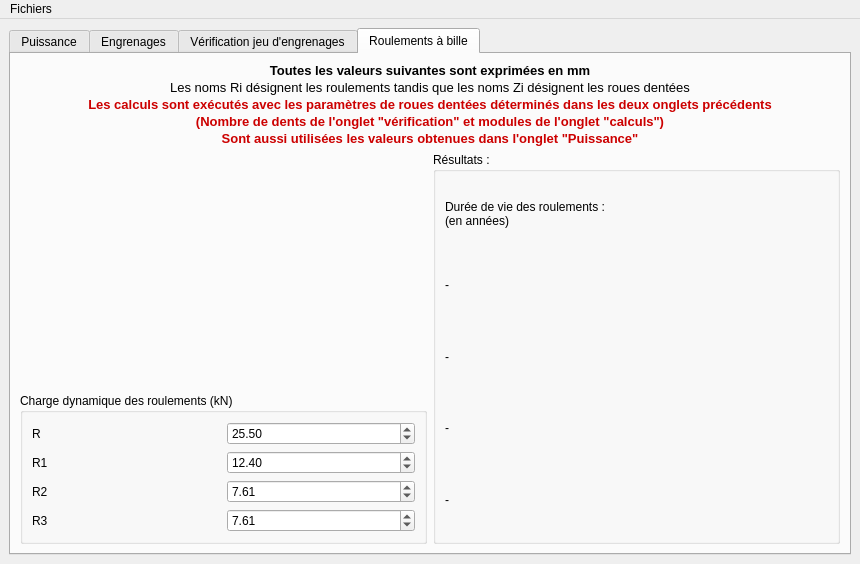
Above: UI_engr/mainwindow.ui from Cypher-0/UI_calc_engr_S3A before the change. Below: the same form after it.
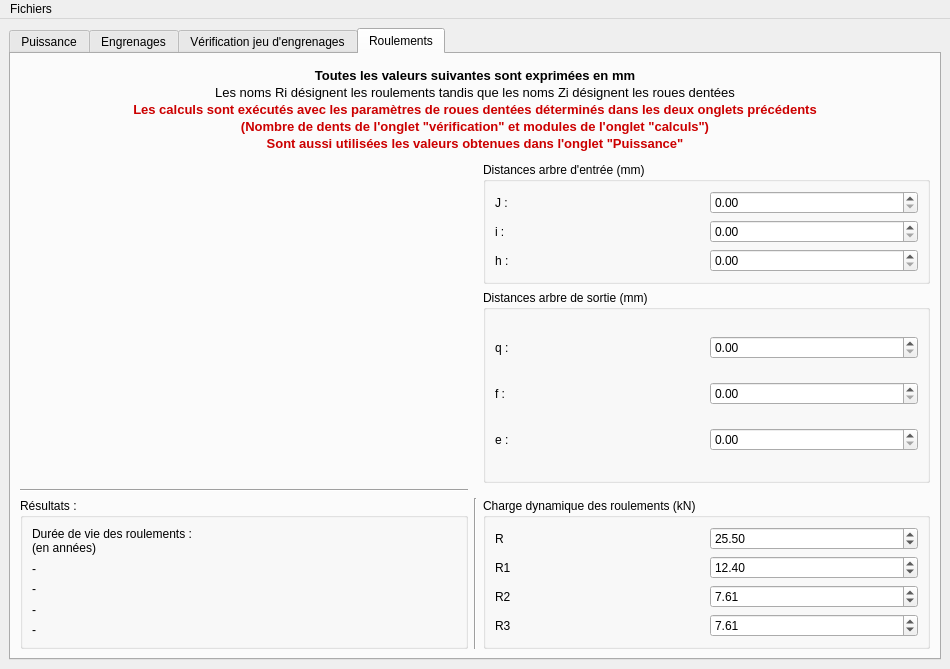
That is the form after the change. The open tabs and pages were chosen to show the change. Icons and pictures are not drawn.

Commit message: Correction des calculs et de l'interface, programme final

Patch:
```diff
--- a/UI_engr/mainwindow.ui
+++ b/UI_engr/mainwindow.ui
@@ -6,8 +6,8 @@
    <rect>
     <x>0</x>
     <y>0</y>
-    <width>860</width>
-    <height>564</height>
+    <width>950</width>
+    <height>669</height>
    </rect>
   </property>
   <property name="windowTitle">
@@ -22,7 +22,7 @@
     <item>
      <widget class="QTabWidget" name="tabWidget">
       <property name="currentIndex">
-       <number>3</number>
+       <number>0</number>
       </property>
       <widget class="QWidget" name="tab_power">
        <attribute name="title">
@@ -69,6 +69,9 @@
                <property name="maximum">
                 <number>10000</number>
                </property>
+               <property name="singleStep">
+                <number>10</number>
+               </property>
                <property name="value">
                 <number>1500</number>
                </property>
@@ -117,7 +120,7 @@
              <item row="3" column="1">
               <widget class="QDoubleSpinBox" name="dsb_safetyCoef">
                <property name="singleStep">
-                <double>5.000000000000000</double>
+                <double>0.500000000000000</double>
                </property>
                <property name="value">
                 <double>1.500000000000000</double>
@@ -554,6 +557,9 @@
              </item>
              <item row="8" column="1">
               <widget class="QDoubleSpinBox" name="dsb_gearsAlignTolerance">
+               <property name="maximum">
+                <double>9999.989999999999782</double>
+               </property>
                <property name="singleStep">
                 <double>0.500000000000000</double>
                </property>
@@ -1294,22 +1300,32 @@
       </widget>
       <widget class="QWidget" name="tab_bearing">
        <attribute name="title">
-        <string>Roulements à bille</string>
+        <string>Roulements</string>
        </attribute>
        <layout class="QGridLayout" name="gridLayout_7">
-        <item row="4" column="1">
+        <item row="5" column="2">
+         <widget class="Line" name="line_16">
+          <property name="orientation">
+           <enum>Qt::Vertical</enum>
+          </property>
+         </widget>
+        </item>
+        <item row="1" column="1" rowspan="3">
+         <widget class="QLabel" name="label">
+          <property name="text">
+           <string/>
+          </property>
+          <property name="pixmap">
+           <pixmap resource="res.qrc">:/Images/EDM_logiciel_ill.png</pixmap>
+          </property>
+         </widget>
+        </item>
+        <item row="5" column="3">
          <widget class="QGroupBox" name="gb_bear_dynLoad">
           <property name="title">
            <string>Charge dynamique des roulements (kN)</string>
           </property>
           <layout class="QGridLayout" name="gridLayout_10">
-           <item row="0" column="0">
-            <widget class="QLabel" name="lbl_disp_bear_dynLoadB1">
-             <property name="text">
-              <string>R</string>
-             </property>
-            </widget>
-           </item>
            <item row="0" column="1">
             <widget class="QDoubleSpinBox" name="dsb_bear_dynLoadB">
              <property name="maximum">
@@ -1320,10 +1336,10 @@
              </property>
             </widget>
            </item>
-           <item row="1" column="0">
-            <widget class="QLabel" name="lbl_disp_bear_dynLoadB2">
+           <item row="0" column="0">
+            <widget class="QLabel" name="lbl_disp_bear_dynLoadB1">
              <property name="text">
-              <string>R1</string>
+              <string>R</string>
              </property>
             </widget>
            </item>
@@ -1337,13 +1353,6 @@
              </property>
             </widget>
            </item>
-           <item row="2" column="0">
-            <widget class="QLabel" name="lbl_disp_bear_dynLoadB3">
-             <property name="text">
-              <string>R2</string>
-             </property>
-            </widget>
-           </item>
            <item row="2" column="1">
             <widget class="QDoubleSpinBox" name="dsb_bear_dynLoadB2">
              <property name="maximum">
@@ -1354,6 +1363,30 @@
              </property>
             </widget>
            </item>
+           <item row="1" column="0">
+            <widget class="QLabel" name="lbl_disp_bear_dynLoadB2">
+             <property name="text">
+              <string>R1</string>
+             </property>
+            </widget>
+           </item>
+           <item row="2" column="0">
+            <widget class="QLabel" name="lbl_disp_bear_dynLoadB3">
+             <property name="text">
+              <string>R2</string>
+             </property>
+            </widget>
+           </item>
+           <item row="3" column="1">
+            <widget class="QDoubleSpinBox" name="dsb_bear_dynLoadB3">
+             <property name="maximum">
+              <double>9999.000000000000000</double>
+             </property>
+             <property name="value">
+              <double>7.610000000000000</double>
+             </property>
+            </widget>
+           </item>
            <item row="3" column="0">
             <widget class="QLabel" name="lbl_disp_bear_dynLoadB4">
              <property name="text">
@@ -1361,30 +1394,112 @@
              </property>
             </widget>
            </item>
-           <item row="3" column="1">
-            <widget class="QDoubleSpinBox" name="dsb_bear_dynLoadB3">
+          </layout>
+         </widget>
+        </item>
+        <item row="2" column="3" rowspan="2">
+         <widget class="QGroupBox" name="gb_bear_distOut">
+          <property name="title">
+           <string>Distances arbre de sortie (mm)</string>
+          </property>
+          <layout class="QGridLayout" name="gridLayout_11">
+           <item row="0" column="0">
+            <widget class="QLabel" name="lbl_disp_bear_q">
+             <property name="text">
+              <string>q :</string>
+             </property>
+            </widget>
+           </item>
+           <item row="0" column="1">
+            <widget class="QDoubleSpinBox" name="dsb_bear_q">
              <property name="maximum">
-              <double>9999.000000000000000</double>
+              <double>99999.000000000000000</double>
              </property>
-             <property name="value">
-              <double>7.610000000000000</double>
+            </widget>
+           </item>
+           <item row="1" column="0">
+            <widget class="QLabel" name="lbl_disp_bear_f">
+             <property name="text">
+              <string>f :</string>
              </property>
             </widget>
            </item>
+           <item row="1" column="1">
+            <widget class="QDoubleSpinBox" name="dsb_bear_f">
+             <property name="maximum">
+              <double>99999.000000000000000</double>
+             </property>
+            </widget>
+           </item>
+           <item row="2" column="0">
+            <widget class="QLabel" name="lbl_disp_bear_e">
+             <property name="text">
+              <string>e :</string>
+             </property>
+            </widget>
+           </item>
+           <item row="2" column="1">
+            <widget class="QDoubleSpinBox" name="dsb_bear_e">
+             <property name="maximum">
+              <double>99999.000000000000000</double>
+             </property>
+            </widget>
+           </item>
           </layout>
          </widget>
         </item>
-        <item row="1" column="1">
-         <widget class="QLabel" name="label">
-          <property name="text">
-           <string/>
+        <item row="1" column="3">
+         <widget class="QGroupBox" name="gb_bear_distIn">
+          <property name="title">
+           <string>Distances arbre d'entrée (mm)</string>
           </property>
-          <property name="pixmap">
-           <pixmap resource="res.qrc">:/Images/EDM_logiciel_ill.png</pixmap>
-          </property>
+          <layout class="QGridLayout" name="gridLayout_9">
+           <item row="0" column="0">
+            <widget class="QLabel" name="lbl_disp_bear_j">
+             <property name="text">
+              <string>J :</string>
+             </property>
+            </widget>
+           </item>
+           <item row="0" column="1">
+            <widget class="QDoubleSpinBox" name="dsb_bear_j">
+             <property name="maximum">
+              <double>99999.000000000000000</double>
+             </property>
+            </widget>
+           </item>
+           <item row="1" column="0">
+            <widget class="QLabel" name="lbl_disp_bear_i">
+             <property name="text">
+              <string>i :</string>
+             </property>
+            </widget>
+           </item>
+           <item row="1" column="1">
+            <widget class="QDoubleSpinBox" name="dsb_bear_i">
+             <property name="maximum">
+              <double>99999.000000000000000</double>
+             </property>
+            </widget>
+           </item>
+           <item row="2" column="0">
+            <widget class="QLabel" name="lbl_disp_bear_h">
+             <property name="text">
+              <string>h :</string>
+             </property>
+            </widget>
+           </item>
+           <item row="2" column="1">
+            <widget class="QDoubleSpinBox" name="dsb_bear_h">
+             <property name="maximum">
+              <double>99999.000000000000000</double>
+             </property>
+            </widget>
+           </item>
+          </layout>
          </widget>
         </item>
-        <item row="0" column="1" colspan="2">
+        <item row="0" column="1" colspan="3">
          <widget class="QLabel" name="lbl_disp_bear_unit">
           <property name="maximumSize">
            <size>
@@ -1408,13 +1523,20 @@
           </property>
          </widget>
         </item>
-        <item row="1" column="2" rowspan="4">
+        <item row="5" column="1">
          <widget class="QGroupBox" name="gb_bear_results">
           <property name="title">
            <string>Résultats :</string>
           </property>
           <layout class="QGridLayout" name="gridLayout_8">
-           <item row="0" column="0">
+           <item row="2" column="1">
+            <widget class="QLabel" name="lbl_bear_lifeTimeB1">
+             <property name="text">
+              <string>-</string>
+             </property>
+            </widget>
+           </item>
+           <item row="0" column="1">
             <widget class="QLabel" name="lbl_disp_bearResult_comment">
              <property name="text">
               <string>Durée de vie des roulements :
@@ -1422,28 +1544,21 @@
              </property>
             </widget>
            </item>
-           <item row="2" column="0">
-            <widget class="QLabel" name="lbl_bear_lifeTimeB1">
-             <property name="text">
-              <string>-</string>
-             </property>
-            </widget>
-           </item>
-           <item row="1" column="0">
-            <widget class="QLabel" name="lbl_bear_lifeTimeB">
-             <property name="text">
-              <string>-</string>
-             </property>
-            </widget>
-           </item>
-           <item row="3" column="0">
+           <item row="3" column="1">
             <widget class="QLabel" name="lbl_bear_lifeTimeB2">
              <property name="text">
               <string>-</string>
              </property>
             </widget>
            </item>
-           <item row="4" column="0">
+           <item row="1" column="1">
+            <widget class="QLabel" name="lbl_bear_lifeTimeB">
+             <property name="text">
+              <string>-</string>
+             </property>
+            </widget>
+           </item>
+           <item row="4" column="1">
             <widget class="QLabel" name="lbl_bear_lifeTimeB3">
              <property name="text">
               <string>-</string>
@@ -1453,6 +1568,16 @@
           </layout>
          </widget>
         </item>
+        <item row="4" column="1">
+         <widget class="Line" name="line_17">
+          <property name="styleSheet">
+           <string notr="true"/>
+          </property>
+          <property name="orientation">
+           <enum>Qt::Horizontal</enum>
+          </property>
+         </widget>
+        </item>
        </layout>
       </widget>
      </widget>
@@ -1464,7 +1589,7 @@
     <rect>
      <x>0</x>
      <y>0</y>
-     <width>860</width>
+     <width>950</width>
      <height>22</height>
     </rect>
    </property>
```
The commit also changes 6 other files.
